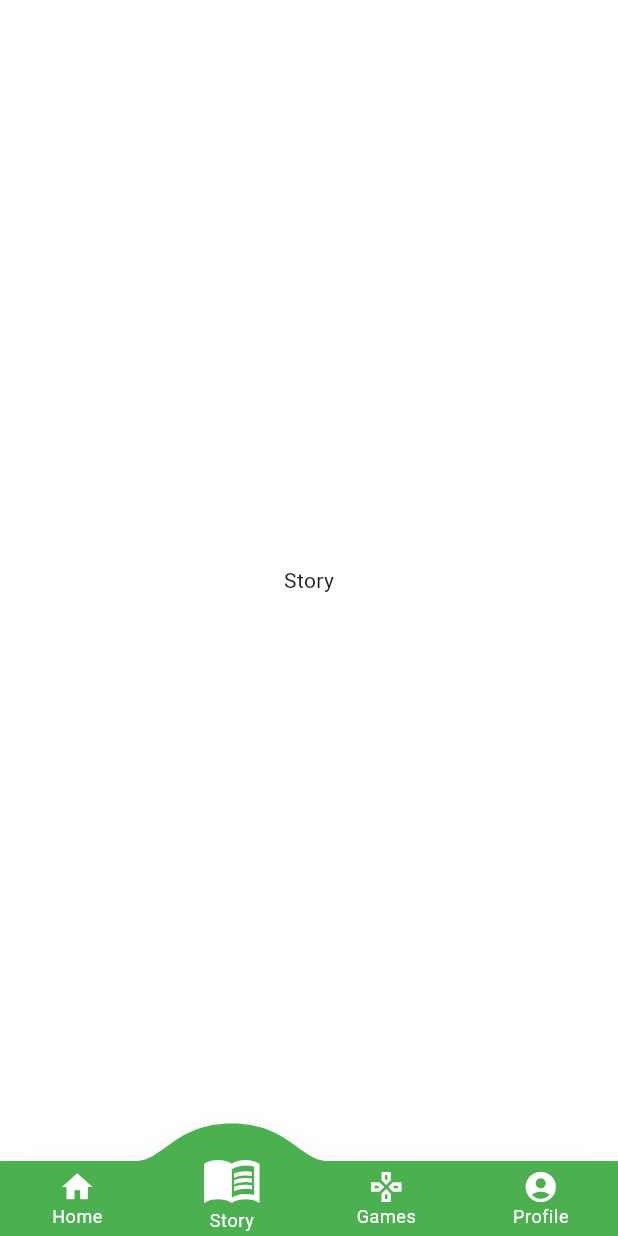
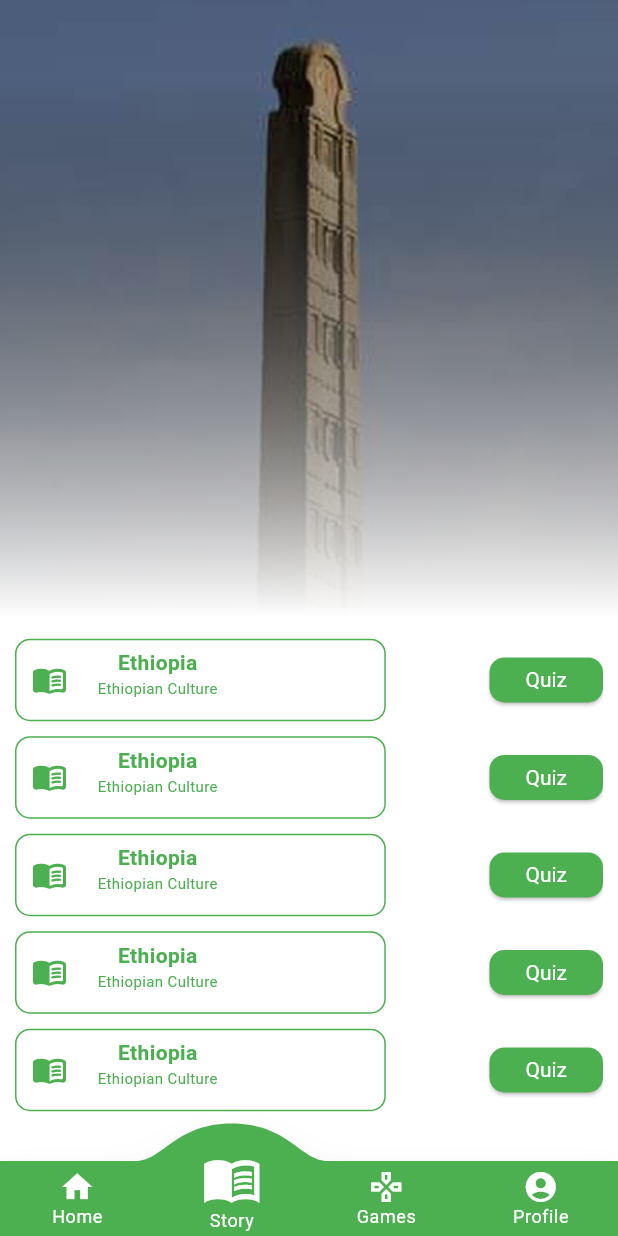
Before and after one commit to nahommb/edutainment-app, a Flutter app: the HomeScreen screen opened by its route, item 2 of the bottom bar chosen, on a phone screen of 412 x 824 dp. Run offline on Flutter 3.47's test engine with Material 3 defaults, Android fonts, the phone set to English and light mode, and no system bars; drawn by our look-alikes of convex_bottom_bar; our stand-ins replace hydrated_bloc.

Commit message:
finish story screen

```diff
--- a/lib/core/theme/theme_data.dart
+++ b/lib/core/theme/theme_data.dart
@@ -25,9 +25,9 @@ class AppTheme {
       ),
       elevatedButtonTheme: ElevatedButtonThemeData(
           style: ElevatedButton.styleFrom(
+              backgroundColor: AppColors.primary,
 
-              backgroundColor: AppColors.primary,
-              textStyle: TextStyle(fontWeight:FontWeight.bold ),
+              textStyle: TextStyle(fontWeight:FontWeight.bold ,color:AppColors.lightBackground),
               shape: RoundedRectangleBorder(
                   borderRadius:BorderRadius.circular(10)
               )
--- a/lib/presentation/screens/login_signup.dart
+++ b/lib/presentation/screens/login_signup.dart
@@ -26,7 +26,7 @@ class _loginSignupState extends State<LoginSignup> {
         crossAxisAlignment: CrossAxisAlignment.center,
         children: [
           Container(
-            height:screenHeight*0.52,
+            height:isLogin?screenHeight*0.52:screenHeight*0.32,
             width: double.infinity,
             // color: Colors.lightBlue,
             child: Image.asset('assets/images/login_signup.png'),
--- a/lib/presentation/screens/story_screen.dart
+++ b/lib/presentation/screens/story_screen.dart
@@ -1,13 +1,102 @@
 import 'package:flutter/material.dart';
+
+import '../../core/theme/colors_data.dart';
 
 class StoryScreen extends StatelessWidget {
   const StoryScreen({super.key});
 
   @override
   Widget build(BuildContext context) {
+    double screenHeight = MediaQuery.of(context).size.height;
+    double screenWidth = MediaQuery.of(context).size.width;
+
     return Container(
-      child: Center(
-        child: Text('Story'),
+      margin: EdgeInsets.all(0),
+      child: Stack(
+        children: [
+          Container(),
+          Positioned(
+              bottom: 0,
+              top: 0,
+              left: 0,
+              right: 0,
+              child: Image.asset('assets/images/story_screen_image.png',fit: BoxFit.cover,)),
+          Positioned(
+            bottom: 0,
+            top: 50,
+            left: 0,
+            right: 0,
+            child: Container(
+              decoration: BoxDecoration(
+                gradient: LinearGradient(
+                  begin: Alignment.topCenter,
+                  end: Alignment.bottomCenter,
+                  colors: [
+                    Colors.transparent,
+                    Colors.white, // Lighter shade at the top
+                    AppColors.lightBackground, // Darker shade at the bottom
+                  ],
+                ),
+              ),
+              child: Column(
+                children: [
+                  SizedBox(height: screenHeight*0.45,),
+                  Container(
+                    padding: EdgeInsets.only(left: 10,right: 10),
+                    height: screenHeight*0.39,
+                    child: ListView.builder(
+                      itemBuilder: (context, index) => Row(
+                        mainAxisAlignment: MainAxisAlignment.spaceBetween,
+                        children: [
+                          GestureDetector(
+                            onTap: (){
+                              print('test');
+                            },
+                            child: Container(
+                              margin: EdgeInsets.only(bottom: 5,top: 5),
+                              width: screenWidth*0.6,
+
+                              height: 55,
+                              decoration: BoxDecoration(
+                                  border: Border.all(color: AppColors.primary),
+                                  borderRadius: BorderRadius.all(Radius.circular(10))
+                              ),
+                              child: Row(
+
+                                children: [
+                                  SizedBox(width: 10,),
+                                  Icon(Icons.menu_book_rounded,color:AppColors.primary,),
+                                  SizedBox(width: 20,),
+                                  Column(
+                                    children: [
+                                      SizedBox(height: 5,),
+                                      Text("Ethiopia",style: TextStyle(fontWeight: FontWeight.bold,color: AppColors.primary),),
+                                      Text('Ethiopian Culture',style: TextStyle(fontSize: 10,color: AppColors.primary),)
+                                    ],
+                                  )
+                                ],
+                              )
+                            ),
+
+                          ),
+                          SizedBox(
+                            height: 30,
+
+                            child: ElevatedButton(onPressed: (){}, child: Text(
+                              'Quiz',style: TextStyle(color: AppColors.lightBackground,fontWeight: FontWeight.normal),
+                            )),
+                          )
+                        ],
+                      ),
+                      itemCount: 27,
+                    ),
+                  )
+                ],
+              ),
+              //height: 400,
+            ),
+          )
+        ],
       ),
     );
   }
```
Also changed, not shown: lib/presentation/screens/main_screen.dart (+19 -9 lines), lib/presentation/widgets/login.dart (+18 -7 lines), lib/presentation/widgets/signup.dart (+31 -12 lines), assets/images/story_screen_image.png (added).
